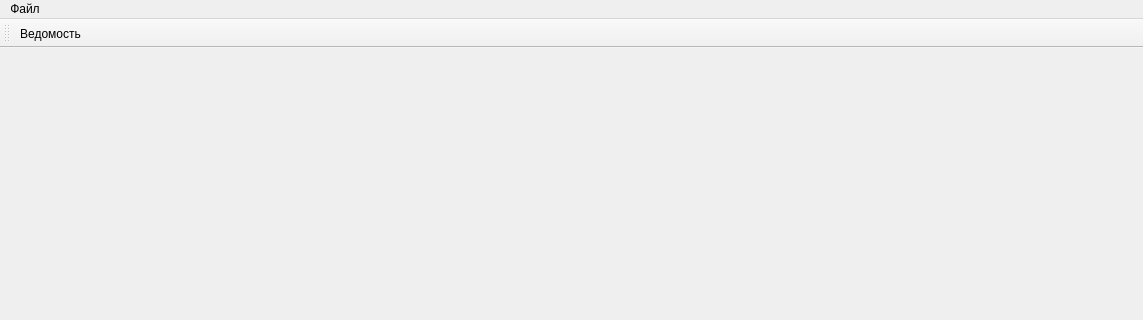
This is mainwindow.ui in GorINIch73/salary as Qt 5 draws it before an edit; both pictures show x 0 to 1143 and y 0 to 320 of the 1143 by 646 pixel window. The edited form follows.
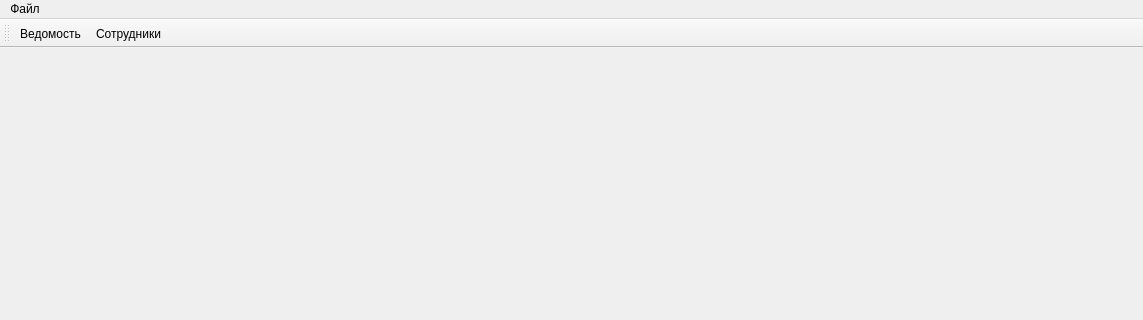
This is the edited form.

```diff
--- a/mainwindow.ui
+++ b/mainwindow.ui
@@ -70,6 +70,7 @@
     <bool>false</bool>
    </attribute>
    <addaction name="actionOpenPayslip"/>
+   <addaction name="actionEmployees"/>
   </widget>
   <action name="actionCloseBase">
    <property name="text">
@@ -124,6 +125,14 @@
     <string>About</string>
    </property>
   </action>
+  <action name="actionEmployees">
+   <property name="text">
+    <string>Сотрудники</string>
+   </property>
+   <property name="toolTip">
+    <string>Сотрудники</string>
+   </property>
+  </action>
  </widget>
  <resources/>
  <connections/>
```
